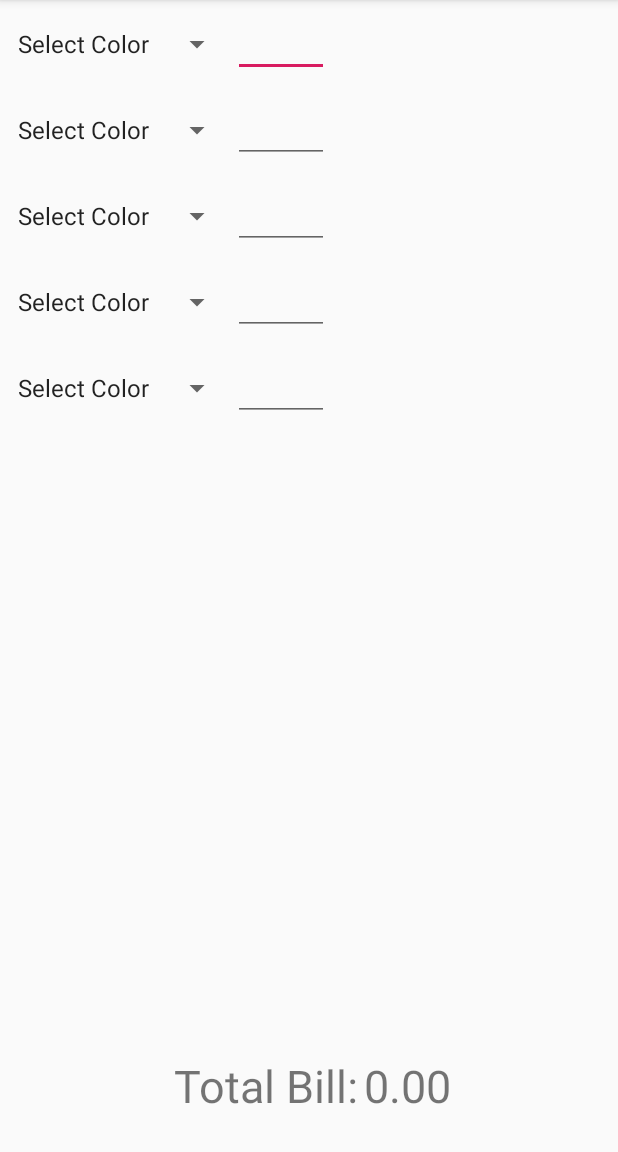
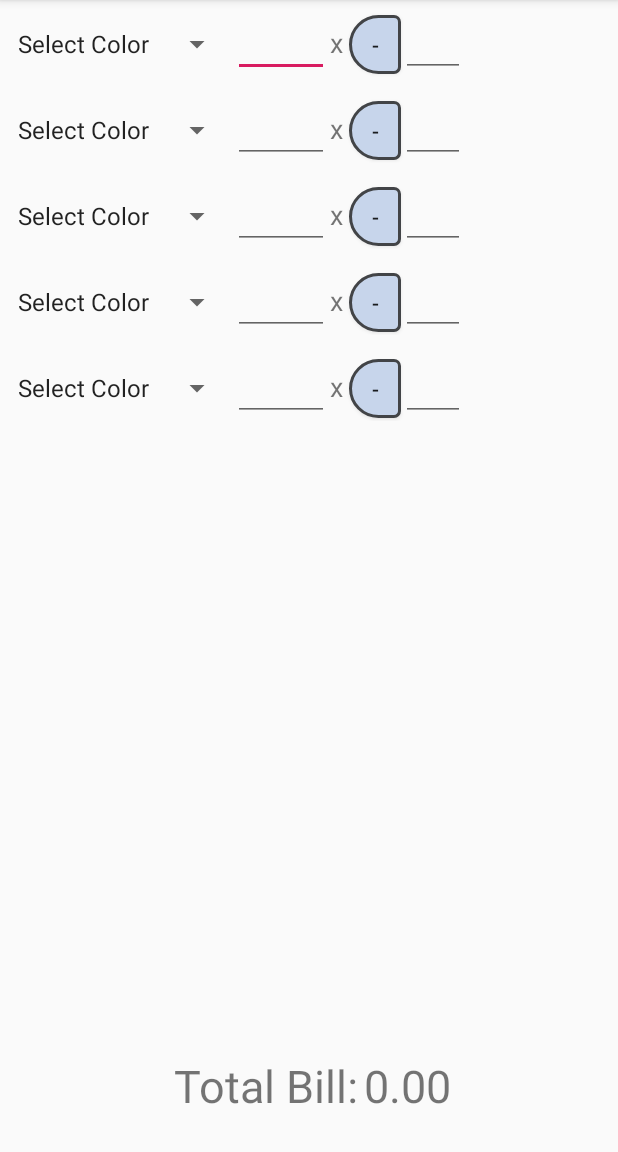
Before and after one commit to LJGladic/SushiPlateBillCalculator, an Android app: the screen it shows after launch (MainActivity), on a phone screen of 412 x 824 dp, the part 84-1236 px from its top. Run offline under Robolectric (Android 15) with nearby library versions, the phone set to English and light mode, and no system bars.

Commit message:
More addRow() work.  Completed up to the plate EditText.

```diff
--- a/app/src/main/java/com/example/sushiplatebillcalculator/MainActivity.java
+++ b/app/src/main/java/com/example/sushiplatebillcalculator/MainActivity.java
@@ -9,11 +9,13 @@ import android.text.InputFilter;
 import android.text.InputType;
 import android.text.TextWatcher;
 import android.util.TypedValue;
+import android.view.Gravity;
 import android.view.View;
 import android.view.ViewGroup.LayoutParams;
 import android.widget.AdapterView;
 import android.widget.ArrayAdapter;
 import android.widget.AdapterView.OnItemSelectedListener;
+import android.widget.Button;
 import android.widget.EditText;
 import android.widget.LinearLayout;
 import android.widget.Spinner;
@@ -51,6 +53,9 @@ public class MainActivity extends AppCompatActivity {
     final static int minEmsPrice = 3; // Minimum width in characters of the price EditText
     final static int minEmsPlates = 2; // Minimum width in characters of the plates EditText
     final static int maxCharsPrice = 5; // Max number of characters allowed in the price
+    final static int maxCharsPlates = 3; // Max number of characters allowed for plates
+    final static int minButtonWidth = 35; // Min width of the + and - buttons
+    final static int minButtonHeight = 38; // Min height of the + and - buttons
     final static float textSize = 18f; // The default text size
 
 
@@ -188,6 +193,63 @@ public class MainActivity extends AppCompatActivity {
         // Add the EditText to the LinearLayout for this row
         layout.addView(priceEdit);
 
+        // Create the text view that will hold the "X" symbol
+        TextView xView = new TextView(this);
+        // Set the layout parameters of the TextView
+        xView.setLayoutParams(params);
+        // Set the padding for the TextView
+        xView.setPaddingRelative(getResources().getDimensionPixelOffset(R.dimen.X_start_padding),
+                0, getResources().getDimensionPixelOffset(R.dimen.X_end_padding), 0);
+        // Set the text of the TextView to "X"
+        xView.setText(getResources().getString(R.string.multiply));
+        // Set the text size of the TextView
+        xView.setTextSize(textSize);
+        // Set the gravity of the TextView
+        xView.setGravity(Gravity.CENTER_VERTICAL);
+        // Add the TextView to the LinearLayout for the row
+        layout.addView(xView);
+
+        // Create the minus button for the row
+        Button minusButton = new Button(this);
+        // Set the layout params of the button
+        minusButton.setLayoutParams(params);
+        // Set the text of the button to "-"
+        minusButton.setText(getResources().getString(R.string.minus_button));
+        // Set the background drawable of the button
+        minusButton.setBackground(getResources().getDrawable(R.drawable.button_half_pill_left));
+        // Set the min width of the button, we need to override both minWidth and MinimumWidth here
+        minusButton.setMinimumWidth((int) TypedValue.applyDimension(TypedValue.COMPLEX_UNIT_DIP,
+                minButtonWidth, getResources().getDisplayMetrics()));
+        minusButton.setMinWidth((int) TypedValue.applyDimension(TypedValue.COMPLEX_UNIT_DIP,
+                minButtonWidth, getResources().getDisplayMetrics()));
+        // Set the min height of the button, we need to override both minHeight and minimumHeight
+        minusButton.setMinHeight((int) TypedValue.applyDimension(TypedValue.COMPLEX_UNIT_DIP,
+                minButtonHeight, getResources().getDisplayMetrics()));
+        minusButton.setMinimumHeight((int) TypedValue.applyDimension(TypedValue.COMPLEX_UNIT_DIP,
+                minButtonHeight, getResources().getDisplayMetrics()));
+        // Add the button to the LinearLayout of the row
+        layout.addView(minusButton);
+
+        // Create the EditText that will hold the number of plates of the row
+        EditText plateEdit = new EditText(this);
+        // Set the id of the plate EditText
+        plateEdit.setId(numRows + numPlatesOffset);
+        // Set the Layout Parameters of the EditText
+        plateEdit.setLayoutParams(params);
+        // Set the input type to a decimal number
+        plateEdit.setInputType(InputType.TYPE_CLASS_NUMBER);
+        // Set the textSize of the EditText
+        plateEdit.setTextSize(textSize);
+        // Set the max length of the EditText using input filters
+        plateEdit.setFilters(new InputFilter[] {new InputFilter.LengthFilter(maxCharsPlates)});
+        // Set the min width of the EditText in terms of size of the characters in the font
+        plateEdit.setMinEms(minEmsPlates);
+        // Set the max number of lines for the EditText
+        plateEdit.setMaxLines(maxLines);
+        // Add the EditText to the LinearLayout for this row
+        layout.addView(plateEdit);
+
+
 
 
 
--- a/build.gradle
+++ b/build.gradle
@@ -7,7 +7,7 @@ buildscript {
 
     }
     dependencies {
-        classpath 'com.android.tools.build:gradle:4.0.1'
+        classpath 'com.android.tools.build:gradle:4.0.2'
 
         // NOTE: Do not place your application dependencies here; they belong
         // in the individual module build.gradle files
```
